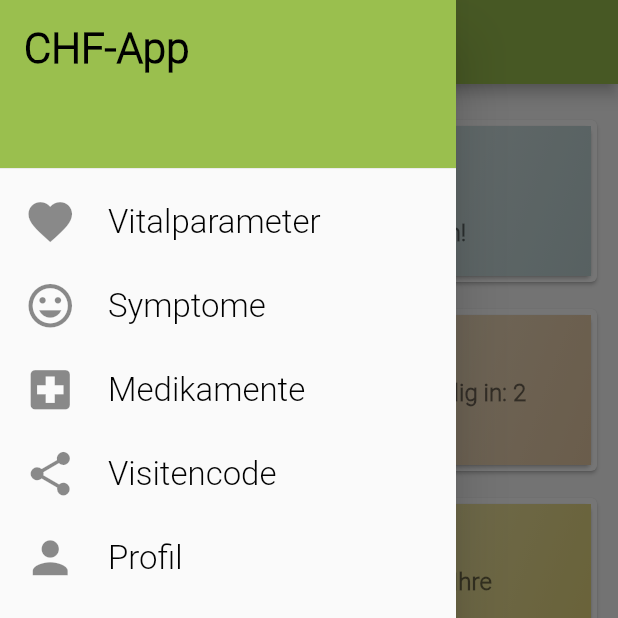
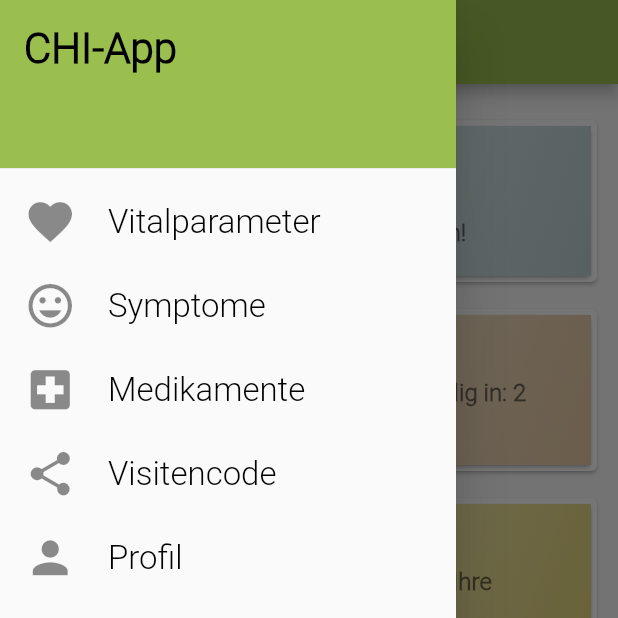
Before and after one commit to Linea-code/chf-app, a Flutter app: the Home screen opened directly, with the side drawer open, on a phone screen of 412 x 824 dp, the top half of it. Run offline on Flutter 3.47's test engine with Material 2 defaults, Android fonts, the phone set to English and light mode, and no system bars; our stand-ins replace charts_flutter, flutter_spinkit, qr_flutter, shared_preferences; missing offline and left inert: flutter_sparkline, health; accounts and stored records are empty.

Commit message:
Icon; Appname

```diff
--- a/lib/home/home.dart
+++ b/lib/home/home.dart
@@ -258,7 +258,7 @@ class Home extends StatelessWidget {
             height: 120,
             child: DrawerHeader(
               child: Text(
-                'CHF-App',
+                'CHI-App',
                style: Theme.of(context).textTheme.headline1,
               ),
               decoration: BoxDecoration(color: Theme.of(context).primaryColor),
--- a/lib/profile/profile.dart
+++ b/lib/profile/profile.dart
@@ -41,7 +41,7 @@ class _ProfileState extends State<Profile> {
       floatingActionButtonLocation: FloatingActionButtonLocation.endFloat,
       appBar: AppBar( //Kopfzeile mit Titel und Name sowie Vorname (aus CreateProfile)
         title: Text(
-          _title + profile.firstName + " "+ profile.secondName, style: Theme.of(context).textTheme.headline4,
+          _title , style: Theme.of(context).textTheme.headline4,
         ) ,
       ),
       body: ListView(
```
Also changed, not shown: pubspec.yaml (+6 -1 lines), assets/Herz_EKG_quadratisch.png (added), pubspec.lock, 17 other files.
